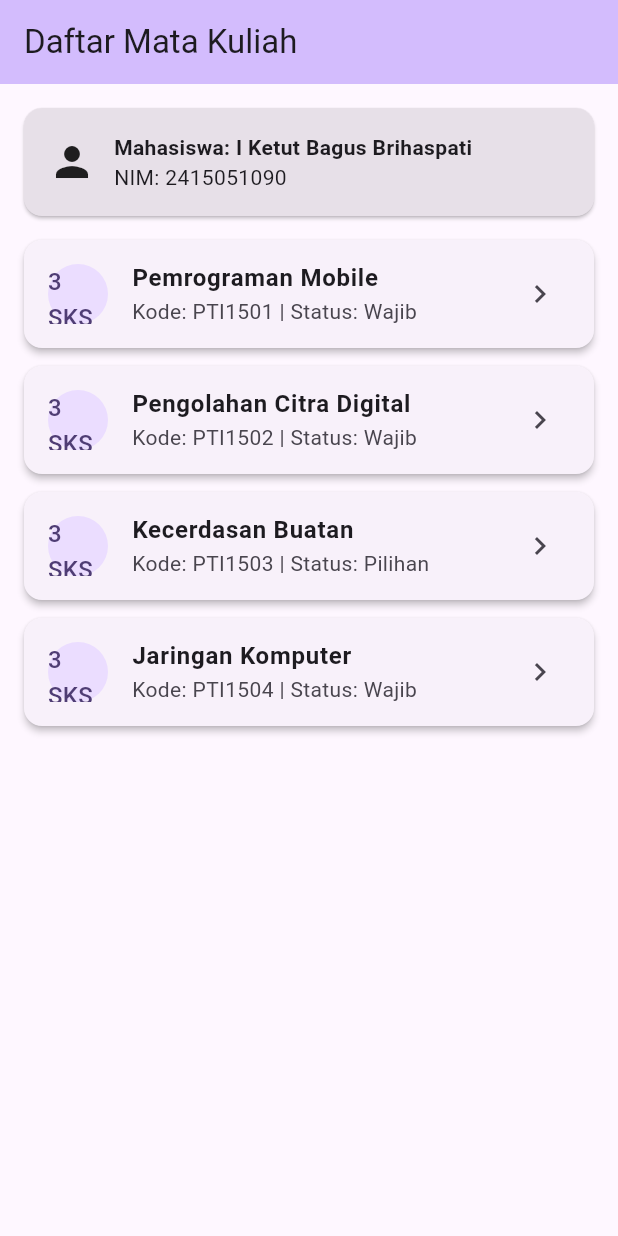
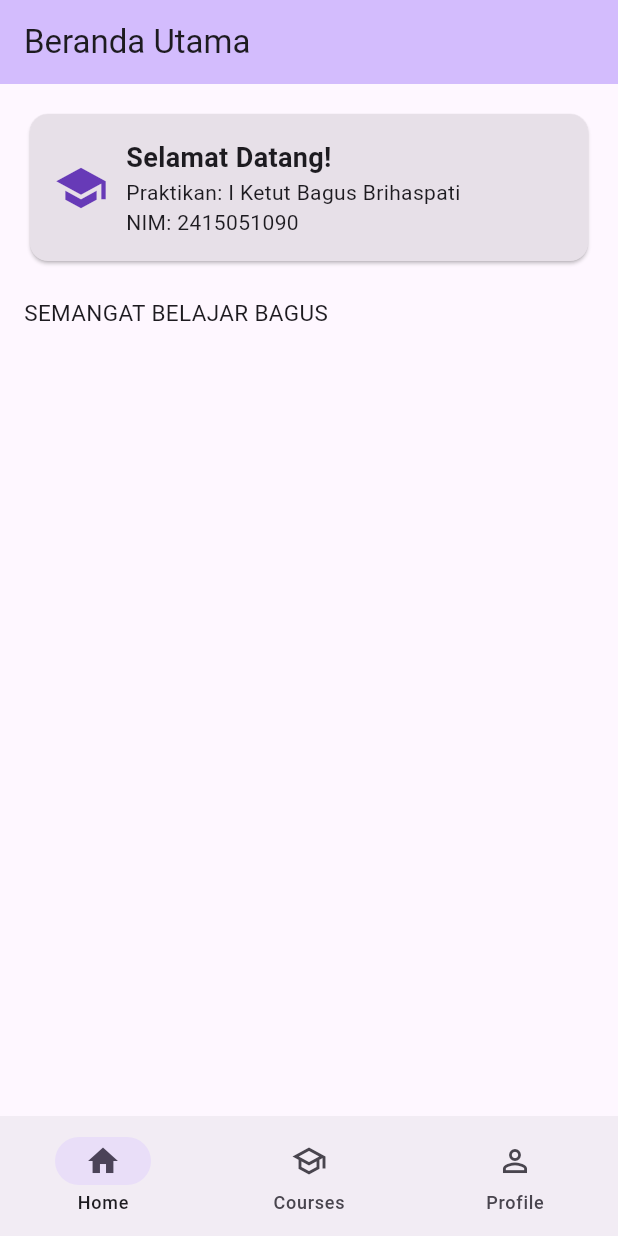
Before and after one commit to bagusbrihaspati/praktikum_5_course_explorer, a Flutter app: the screen it shows after launch, on a phone screen of 412 x 824 dp. Run offline on Flutter 3.47's test engine with Material 3 defaults, Android fonts, the phone set to English and light mode, and no system bars.

Commit message:
Tahap 10: Implementasi NavigationBar tiga destinasi (Home, Courses, Profile)

```diff
--- a/lib/main.dart
+++ b/lib/main.dart
@@ -42,20 +42,135 @@ class MyApp extends StatelessWidget {
   @override
   Widget build(BuildContext context) {
     return MaterialApp(
-      title: 'Tahap 9 - Returning Data from Screen',
+      title: 'Tahap 10 - NavigationBar',
       debugShowCheckedModeBanner: false,
       theme: ThemeData(
         colorScheme: ColorScheme.fromSeed(seedColor: Colors.deepPurple),
         useMaterial3: true,
       ),
-      home: const HomePage(),
+      home: const MainNavigationScreen(),
     );
   }
 }
 
-// 1. HomePage - Menunggu Nilai Kembalian dari Detail Screen
-class HomePage extends StatelessWidget {
-  const HomePage({super.key});
+// Poin 40: StatefulWidget untuk mengelola selectedIndex navigasi utama
+class MainNavigationScreen extends StatefulWidget {
+  const MainNavigationScreen({super.key});
+
+  @override
+  State<MainNavigationScreen> createState() => _MainNavigationScreenState();
+}
+
+class _MainNavigationScreenState extends State<MainNavigationScreen> {
+  int _selectedIndex = 0;
+
+  // Poin 41: Daftar widget/halaman yang ditampilkan sesuai index
+  late final List<Widget> _pages;
+
+  @override
+  void initState() {
+    super.initState();
+    _pages = [
+      const HomeScreen(),
+      const CoursesScreen(),
+      const ProfileScreen(),
+    ];
+  }
+
+  @override
+  Widget build(BuildContext context) {
+    return Scaffold(
+      body: _pages[_selectedIndex],
+      // Poin 39 & 40: NavigationBar Material 3
+      bottomNavigationBar: NavigationBar(
+        selectedIndex: _selectedIndex,
+        onDestinationSelected: (int index) {
+          setState(() {
+            _selectedIndex = index;
+          });
+        },
+        destinations: const [
+          NavigationDestination(
+            icon: Icon(Icons.home_outlined),
+            selectedIcon: Icon(Icons.home),
+            label: 'Home',
+          ),
+          NavigationDestination(
+            icon: Icon(Icons.school_outlined),
+            selectedIcon: Icon(Icons.school),
+            label: 'Courses',
+          ),
+          NavigationDestination(
+            icon: Icon(Icons.person_outline),
+            selectedIcon: Icon(Icons.person),
+            label: 'Profile',
+          ),
+        ],
+      ),
+    );
+  }
+}
+
+// 1. HomeScreen Tab (Sudah Perbaikan Error)
+class HomeScreen extends StatelessWidget {
+  const HomeScreen({super.key});
+
+  @override
+  Widget build(BuildContext context) {
+    return Scaffold(
+      appBar: AppBar(
+        title: const Text('Beranda Utama'), // Perbaikan typo tanda petik
+        backgroundColor: Theme.of(context).colorScheme.inversePrimary,
+      ),
+      body: Padding(
+        padding: const EdgeInsets.all(16.0),
+        child: Column(
+          crossAxisAlignment: CrossAxisAlignment.start,
+          children: [
+            // Poin 42: Identitas Mahasiswa di HomeScreen
+            Card(
+              color: Theme.of(context).colorScheme.surfaceContainerHighest,
+              child: Padding(
+                padding: const EdgeInsets.all(16.0),
+                child: Row(
+                  children: [
+                    const Icon(Icons.school, size: 36, color: Colors.deepPurple),
+                    const SizedBox(width: 12),
+                    Expanded(
+                      child: Column(
+                        crossAxisAlignment: CrossAxisAlignment.start,
+                        children: [
+                          const Text(
+                            'Selamat Datang!',
+                            style: TextStyle(
+                              fontSize: 18,
+                              fontWeight: FontWeight.bold,
+                            ),
+                          ),
+                          Text('Praktikan: $studentName'),
+                          Text('NIM: $studentId'),
+                        ],
+                      ),
+                    ),
+                  ],
+                ),
+              ),
+            ),
+            const SizedBox(height: 20),
+            const Text(
+              'SEMANGAT BELAJAR BAGUS',
+              style: TextStyle(fontSize: 15),
+            ),
+          ],
+        ),
+      ),
+    );
+  }
+}
+
+// 2. CoursesScreen Tab (Daftar Mata Kuliah & Push ke Detail)
+class CoursesScreen extends StatelessWidget {
+  const CoursesScreen({super.key});
 
   @override
   Widget build(BuildContext context) {
@@ -66,37 +181,9 @@ class HomePage extends StatelessWidget {
       ),
       body: ListView.builder(
         padding: const EdgeInsets.all(16.0),
-        itemCount: courses.length + 1, // +1 untuk Header Identitas Mahasiswa
+        itemCount: courses.length,
         itemBuilder: (context, index) {
-          // Item 0: Card Identitas Mahasiswa
-          if (index == 0) {
-            return Card(
-              color: Theme.of(context).colorScheme.surfaceContainerHighest,
-              margin: const EdgeInsets.only(bottom: 16.0),
-              child: Padding(
-                padding: const EdgeInsets.all(16.0),
-                child: Row(
-                  children: [
-                    const Icon(Icons.person, size: 32),
-                    const SizedBox(width: 12),
-                    Column(
-                      crossAxisAlignment: CrossAxisAlignment.start,
-                      children: const [
-                        Text(
-                          'Mahasiswa: $studentName',
-                          style: TextStyle(fontWeight: FontWeight.bold),
-                        ),
-                        Text('NIM: $studentId'),
-                      ],
-                    ),
-                  ],
-                ),
-              ),
-            );
-          }
-
-          // Item 1..n: List Course
-          final course = courses[index - 1];
+          final course = courses[index];
           return Card(
             elevation: 2,
             margin: const EdgeInsets.only(bottom: 12.0),
@@ -111,7 +198,6 @@ class HomePage extends StatelessWidget {
               subtitle: Text('Kode: ${course['code']} | Status: ${course['status']}'),
               trailing: const Icon(Icons.chevron_right),
               onTap: () async {
-                // Poin 35 & 37: Menggunakan await untuk menerima hasil dari CourseDetailPage
                 final result = await Navigator.push<bool>(
                   context,
                   MaterialPageRoute(
@@ -119,15 +205,13 @@ class HomePage extends StatelessWidget {
                   ),
                 );
 
-                // Jika result bernilai true, tampilkan SnackBar
                 if (result == true && context.mounted) {
                   ScaffoldMessenger.of(context).showSnackBar(
                     SnackBar(
                       content: Text(
-                        'Mata kuliah "${course['title']}" berhasil ditambahkan ke Favorit oleh $studentName!',
+                        'Mata kuliah "${course['title']}" difavoritkan oleh $studentName!',
                       ),
                       backgroundColor: Colors.green,
-                      duration: const Duration(seconds: 3),
                     ),
                   );
                 }
@@ -140,7 +224,56 @@ class HomePage extends StatelessWidget {
   }
 }
 
-// 2. CourseDetailPage - Mengembalikan Nilai ke Screen Sebelumnya
+// 3. ProfileScreen Tab
+class ProfileScreen extends StatelessWidget {
+  const ProfileScreen({super.key});
+
+  @override
+  Widget build(BuildContext context) {
+    return Scaffold(
+      appBar: AppBar(
+        title: const Text('Profil Mahasiswa'),
+        backgroundColor: Theme.of(context).colorScheme.inversePrimary,
+      ),
+      body: Padding(
+        padding: const EdgeInsets.all(16.0),
+        child: Column(
+          children: [
+            const SizedBox(height: 20),
+            const CircleAvatar(
+              radius: 40,
+              child: Icon(Icons.person, size: 50),
+            ),
+            const SizedBox(height: 16),
+            // Poin 42: Identitas Mahasiswa di ProfileScreen
+            Text(
+              studentName,
+              style: const TextStyle(fontSize: 20, fontWeight: FontWeight.bold),
+            ),
+            const SizedBox(height: 4),
+            Text(
+              'NIM: $studentId',
+              style: const TextStyle(fontSize: 16, color: Colors.grey),
+            ),
+            const Divider(height: 32),
+            const ListTile(
+              leading: Icon(Icons.school),
+              title: Text('Program Studi'),
+              subtitle: Text('Pendidikan Teknik Informatika'),
+            ),
+            const ListTile(
+              leading: Icon(Icons.location_city),
+              title: Text('Universitas'),
+              subtitle: Text('Universitas Pendidikan Ganesha'),
+            ),
+          ],
+        ),
+      ),
+    );
+  }
+}
+
+// Halaman Detail Mata Kuliah (Dipanggil lewat Navigator.push dari CoursesScreen)
 class CourseDetailPage extends StatelessWidget {
   final Map<String, dynamic> course;
 
@@ -161,7 +294,6 @@ class CourseDetailPage extends StatelessWidget {
         child: Column(
           crossAxisAlignment: CrossAxisAlignment.start,
           children: [
-            // Card Detail Mata Kuliah
             Card(
               elevation: 3,
               child: Padding(
@@ -177,94 +309,22 @@ class CourseDetailPage extends StatelessWidget {
                       ),
                     ),
                     const Divider(height: 24),
-                    Row(
-                      children: [
-                        const Icon(Icons.code, color: Colors.deepPurple),
-                        const SizedBox(width: 8),
-                        Text(
-                          'Kode Mata Kuliah: ${course['code']}',
-                          style: const TextStyle(fontSize: 16),
-                        ),
-                      ],
-                    ),
-                    const SizedBox(height: 12),
-                    Row(
-                      children: [
-                        const Icon(Icons.credit_card, color: Colors.deepPurple),
-                        const SizedBox(width: 8),
-                        Text(
-                          'SKS / Credits: ${course['credits']}',
-                          style: const TextStyle(fontSize: 16),
-                        ),
-                      ],
-                    ),
-                    const SizedBox(height: 12),
-                    Row(
-                      children: [
-                        const Icon(Icons.category, color: Colors.deepPurple),
-                        const SizedBox(width: 8),
-                        Text(
-                          'Status: ${course['status']}',
-                          style: const TextStyle(fontSize: 16),
-                        ),
-                      ],
-                    ),
+                    Text('Kode Mata Kuliah: ${course['code']}'),
+                    const SizedBox(height: 8),
+                    Text('SKS / Credits: ${course['credits']}'),
+                    const SizedBox(height: 8),
+                    Text('Status: ${course['status']}'),
                   ],
                 ),
               ),
             ),
-            const SizedBox(height: 20),
-
-            // Identitas Mahasiswa
-            Container(
-              padding: const EdgeInsets.all(12.0),
-              decoration: BoxDecoration(
-                color: Theme.of(context).colorScheme.primaryContainer,
-                borderRadius: BorderRadius.circular(8.0),
-              ),
-              child: Row(
-                children: [
-                  const Icon(Icons.badge_outlined),
-                  const SizedBox(width: 10),
-                  Expanded(
-                    child: Text(
-                      'Praktikan: $studentName ($studentId)',
-                      style: const TextStyle(
-                        fontWeight: FontWeight.w600,
-                      ),
-                    ),
-                  ),
-                ],
-              ),
-            ),
             const Spacer(),
-
-            // Poin 35 & 36: Tombol 'Pilih/Favorite' yang mengembalikan nilai true
             SizedBox(
               width: double.infinity,
               child: ElevatedButton.icon(
-                onPressed: () {
-                  // Kembali ke screen sebelumnya sambil membawa nilai true
-                  Navigator.pop(context, true);
-                },
-                style: ElevatedButton.styleFrom(
-                  backgroundColor: Colors.deepPurple,
-                  foregroundColor: Colors.white,
-                  padding: const EdgeInsets.symmetric(vertical: 14),
-                ),
+                onPressed: () => Navigator.pop(context, true),
                 icon: const Icon(Icons.favorite),
-                label: const Text('Pilih / Favoritkan Mata Kuliah'),
-              ),
-            ),
-            const SizedBox(height: 10),
-
-            // Tombol Batal / Kembali tanpa mengirimkan data
-            SizedBox(
-              width: double.infinity,
-              child: OutlinedButton.icon(
-                onPressed: () => Navigator.pop(context, false),
-                icon: const Icon(Icons.arrow_back),
-                label: const Text('Batal'),
+                label: const Text('Favoritkan Mata Kuliah'),
               ),
             ),
           ],
```
